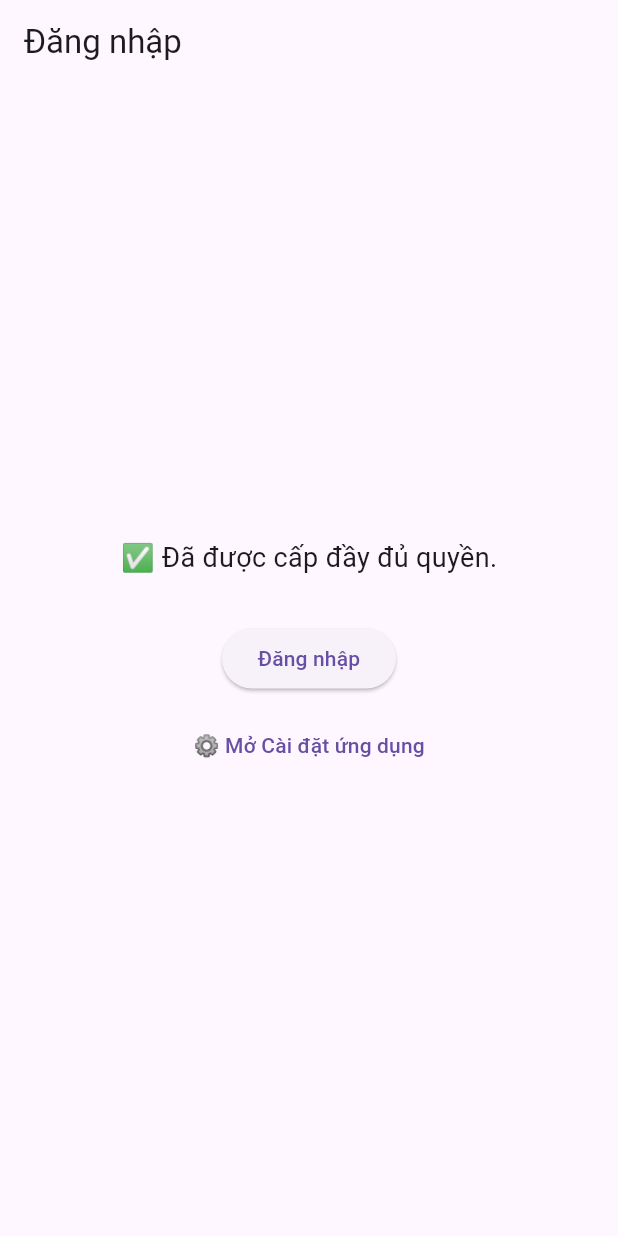
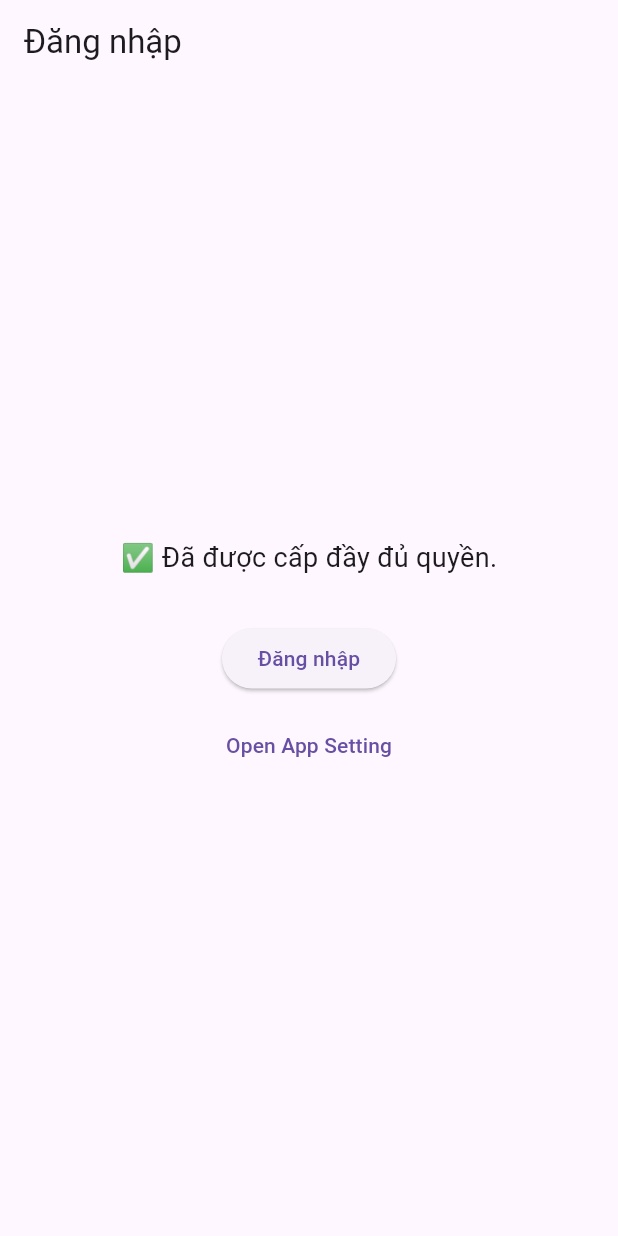
Before and after one commit to MinhHieu0412/ResQ, a Flutter app: the screen it shows after launch, on a phone screen of 412 x 824 dp. Run offline on Flutter 3.47's test engine with Material 3 defaults, Android fonts, the phone set to English and light mode, and no system bars; our stand-ins replace device_info_plus, permission_handler.

Commit message:
Update note for Open Setting btn

```diff
--- a/Frontend/lib/pages/login_page.dart
+++ b/Frontend/lib/pages/login_page.dart
@@ -118,12 +118,13 @@ class _LoginPageState extends State<LoginPage> {
               },
               child: const Text("Đăng nhập"),
             ),
+            //Setting Button for reset permission
             const SizedBox(height: 10),
             TextButton(
               onPressed: () {
                 openAppSettings();
               },
-              child: const Text("⚙️ Mở Cài đặt ứng dụng"),
+              child: const Text("Open App Setting"),
             ),
           ],
         ),
```
